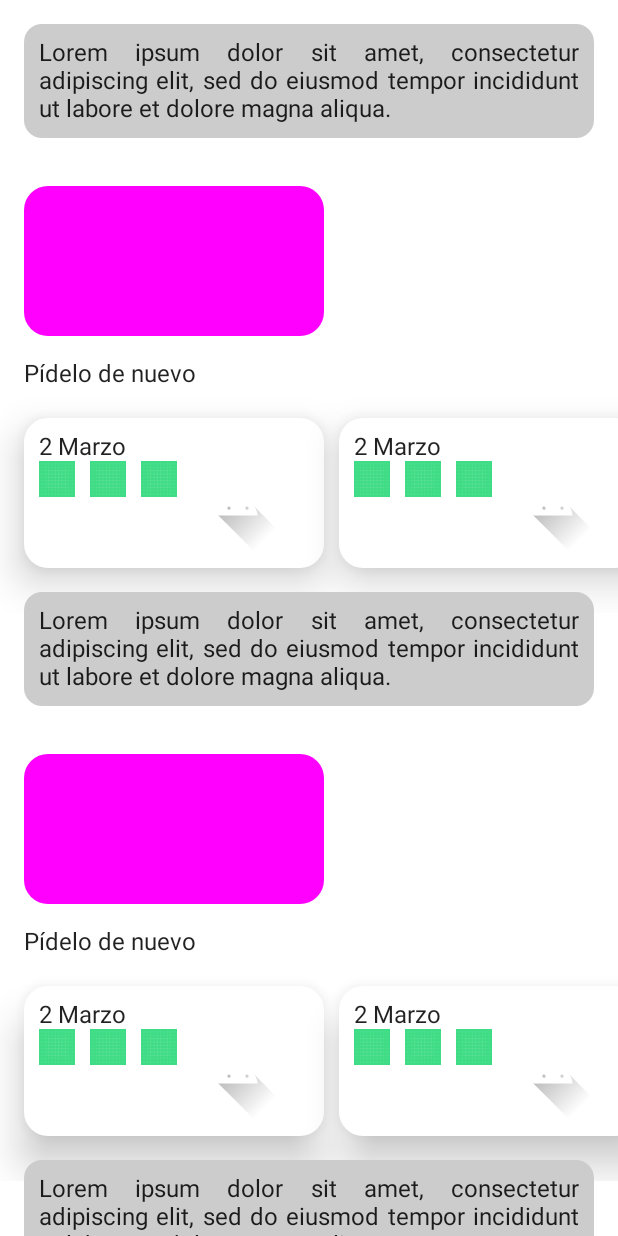
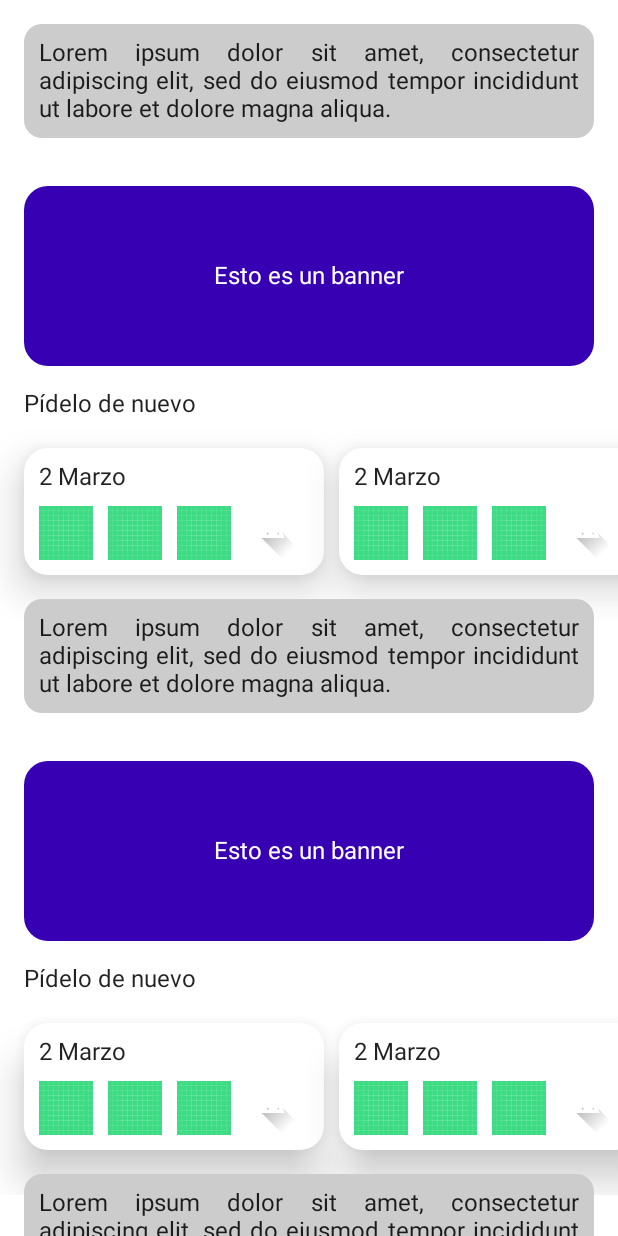
Before and after one commit to javierpe/ArtGallery, an Android app built with Jetpack Compose: the screen it shows after launch (MainActivity), on a phone screen of 412 x 824 dp. Run offline under Robolectric (Android 15) with nearby library versions, the phone set to English and light mode, and no system bars; our stand-ins replace Dagger/Hilt's generated code.

Commit message:
Dynamic list add more component to test performance

```diff
--- a/app/src/main/java/com/nucu/dynamiclistcompose/components/banner/BannerComponentView.kt
+++ b/app/src/main/java/com/nucu/dynamiclistcompose/components/banner/BannerComponentView.kt
@@ -2,26 +2,35 @@ package com.nucu.dynamiclistcompose.components.banner
 
 import androidx.compose.foundation.background
 import androidx.compose.foundation.layout.Box
+import androidx.compose.foundation.layout.fillMaxWidth
 import androidx.compose.foundation.layout.height
 import androidx.compose.foundation.layout.padding
-import androidx.compose.foundation.layout.width
 import androidx.compose.foundation.shape.RoundedCornerShape
+import androidx.compose.material.Text
 import androidx.compose.runtime.Composable
+import androidx.compose.ui.Alignment
 import androidx.compose.ui.Modifier
 import androidx.compose.ui.draw.clip
 import androidx.compose.ui.graphics.Color
 import androidx.compose.ui.tooling.preview.Preview
 import androidx.compose.ui.unit.dp
+import com.nucu.dynamiclistcompose.ui.theme.Purple700
 
 @Composable
 fun BannerComponentView() {
     Box(
         modifier = Modifier
             .padding(16.dp)
-            .width(200.dp).height(100.dp)
+            .fillMaxWidth()
+            .height(120.dp)
             .clip(RoundedCornerShape(16.dp))
-            .background(Color.Magenta)
-    )
+            .background(Purple700)
+    ) {
+        Text(
+            text = "Esto es un banner", color = Color.White,
+            modifier = Modifier.align(Alignment.Center)
+        )
+    }
 }
 
 @Composable
--- a/app/src/main/java/com/nucu/dynamiclistcompose/components/oneclick/OneClickComponentView.kt
+++ b/app/src/main/java/com/nucu/dynamiclistcompose/components/oneclick/OneClickComponentView.kt
@@ -7,10 +7,12 @@ import androidx.compose.foundation.layout.Box
 import androidx.compose.foundation.layout.Column
 import androidx.compose.foundation.layout.PaddingValues
 import androidx.compose.foundation.layout.Row
+import androidx.compose.foundation.layout.fillMaxSize
 import androidx.compose.foundation.layout.height
 import androidx.compose.foundation.layout.padding
 import androidx.compose.foundation.layout.size
 import androidx.compose.foundation.layout.width
+import androidx.compose.foundation.layout.wrapContentHeight
 import androidx.compose.foundation.layout.wrapContentWidth
 import androidx.compose.foundation.lazy.LazyRow
 import androidx.compose.foundation.lazy.items
@@ -18,6 +20,7 @@ import androidx.compose.foundation.shape.RoundedCornerShape
 import androidx.compose.material.Card
 import androidx.compose.material.Text
 import androidx.compose.runtime.Composable
+import androidx.compose.ui.Alignment
 import androidx.compose.ui.Modifier
 import androidx.compose.ui.draw.clip
 import androidx.compose.ui.res.painterResource
@@ -46,23 +49,25 @@ fun OneClickReorderComponentView(
                 Card(
                     modifier = Modifier
                         .width(200.dp)
-                        .height(100.dp),
+                        .wrapContentHeight(),
                     shape = RoundedCornerShape(16.dp),
                     elevation = 16.dp
                 ) {
                     Column(
                         modifier = Modifier
                             .clickable { onClick.invoke(it) }
-                            .padding(10.dp)
+                            .padding(10.dp),
+                        verticalArrangement = Arrangement.spacedBy(10.dp)
                     ) {
                         Text(text = date)
 
                         Row(
                             horizontalArrangement = Arrangement.spacedBy(10.dp)
                         ) {
-                            Image(modifier = Modifier.size(24.dp), painter = painterResource(id = R.drawable.ic_launcher_background), contentDescription = "")
-                            Image(modifier = Modifier.size(24.dp), painter = painterResource(id = R.drawable.ic_launcher_background), contentDescription = "")
-                            Image(modifier = Modifier.size(24.dp), painter = painterResource(id = R.drawable.ic_launcher_background), contentDescription = "")
+                            val size = 36.dp
+                            Image(modifier = Modifier.size(size), painter = painterResource(id = R.drawable.ic_launcher_background), contentDescription = "")
+                            Image(modifier = Modifier.size(size), painter = painterResource(id = R.drawable.ic_launcher_background), contentDescription = "")
+                            Image(modifier = Modifier.size(size), painter = painterResource(id = R.drawable.ic_launcher_background), contentDescription = "")
 
                             if (data.count() > MAX_ELEMENTS) {
                                 Box(
@@ -71,7 +76,7 @@ fun OneClickReorderComponentView(
                                     Text(text = "+${data.count() - MAX_ELEMENTS}")
                                 }
                             } else {
-                                Image(painter = painterResource(id = R.drawable.ic_launcher_foreground), contentDescription = "")
+                                Image(modifier = Modifier.size(size), painter = painterResource(id = R.drawable.ic_launcher_foreground), contentDescription = "")
                             }
                         }
                     }
```
